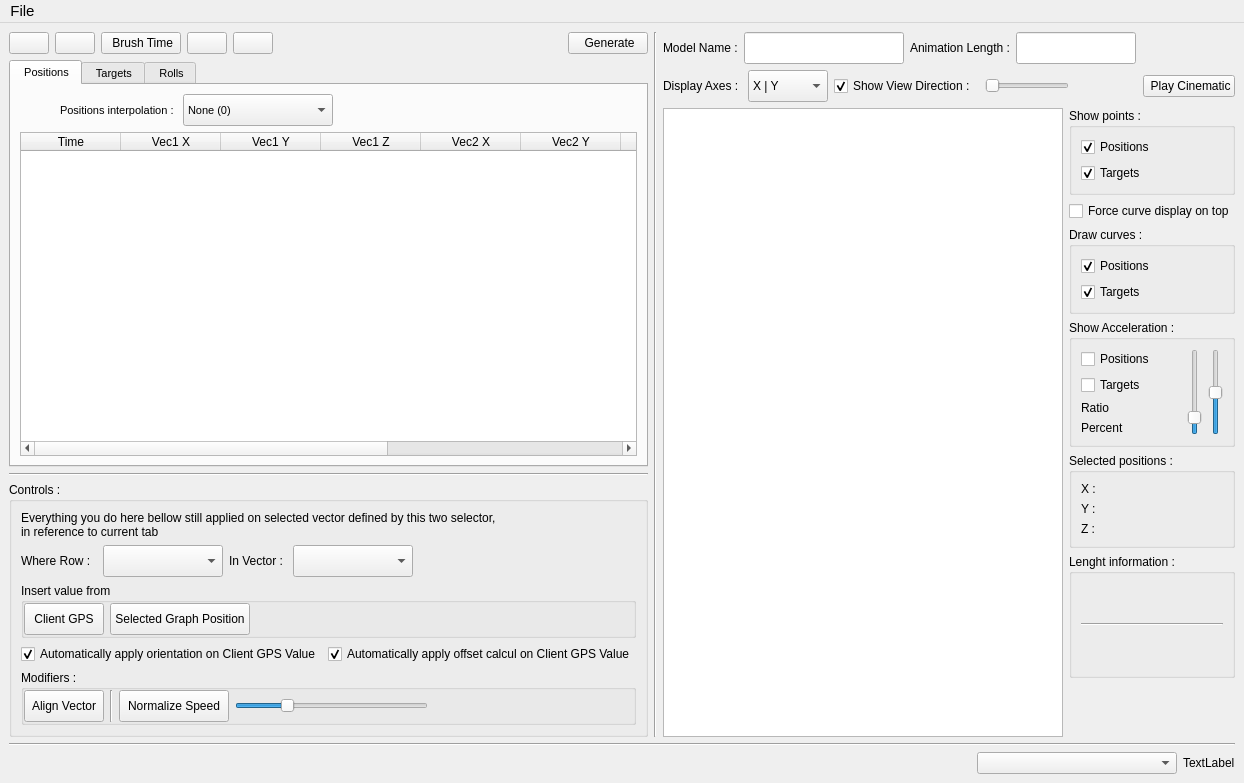
Qt form src/Editor.ui (Intemporel/CameraCinematic) before a commit.
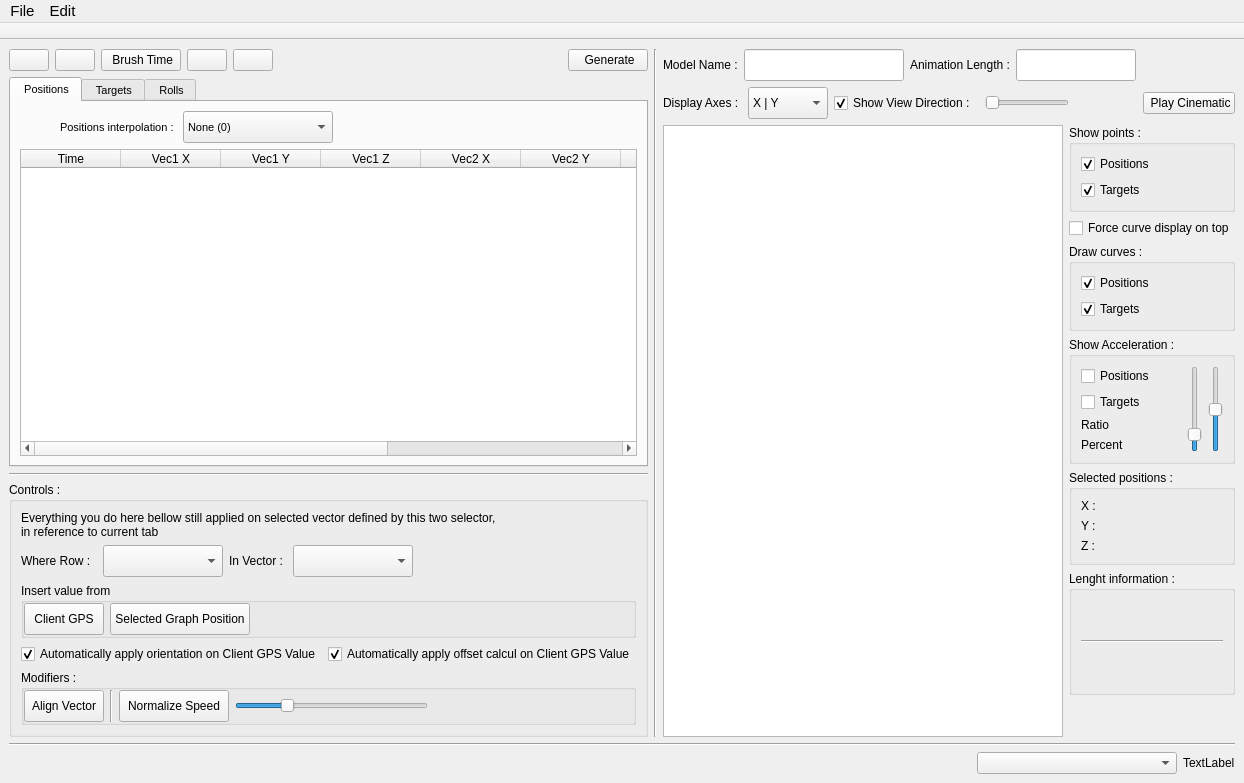
The same form after that commit. Icons and pictures are not drawn. Custom widgets are drawn as their Qt base class.

Patch:
```diff
--- a/src/Editor.ui
+++ b/src/Editor.ui
@@ -1640,7 +1640,27 @@
      <string>File</string>
     </property>
    </widget>
+   <widget class="QMenu" name="menuEdit">
+    <property name="title">
+     <string>Edit</string>
+    </property>
+   </widget>
    <addaction name="menuFile"/>
+   <addaction name="menuEdit"/>
+  </widget>
+  <widget class="QToolBar" name="toolBar">
+   <property name="windowTitle">
+    <string>toolBar</string>
+   </property>
+   <property name="movable">
+    <bool>false</bool>
+   </property>
+   <attribute name="toolBarArea">
+    <enum>TopToolBarArea</enum>
+   </attribute>
+   <attribute name="toolBarBreak">
+    <bool>false</bool>
+   </attribute>
   </widget>
  </widget>
  <customwidgets>
```
Left out of the diff: 4 changed lines with no effect on the pictures.
